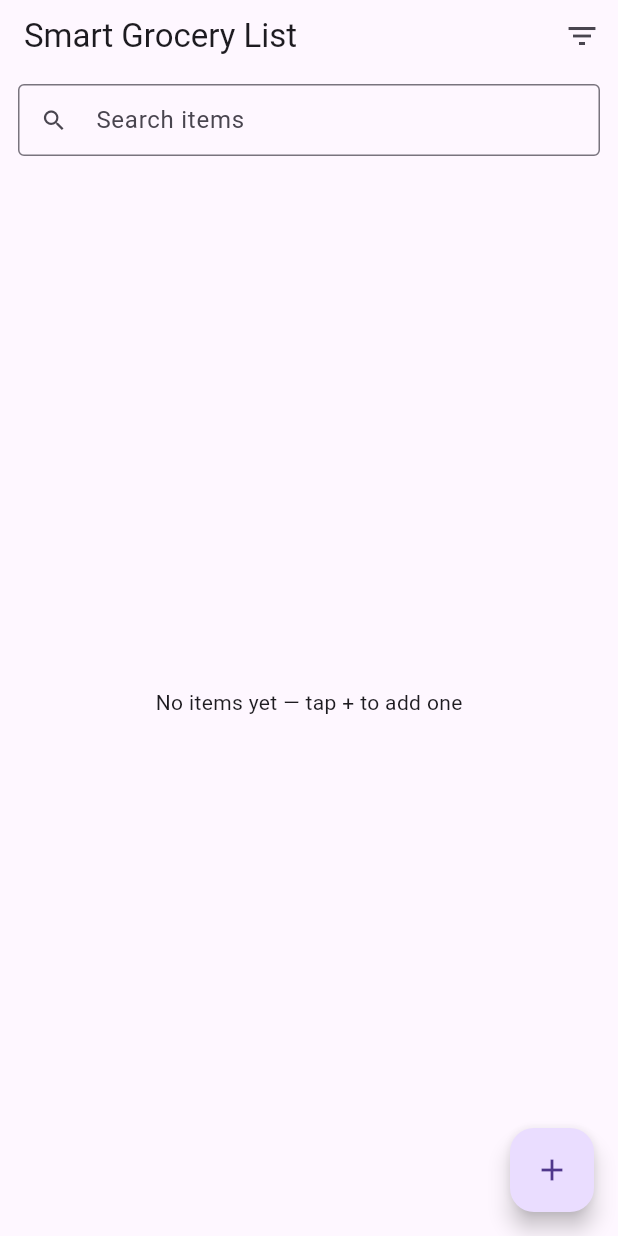
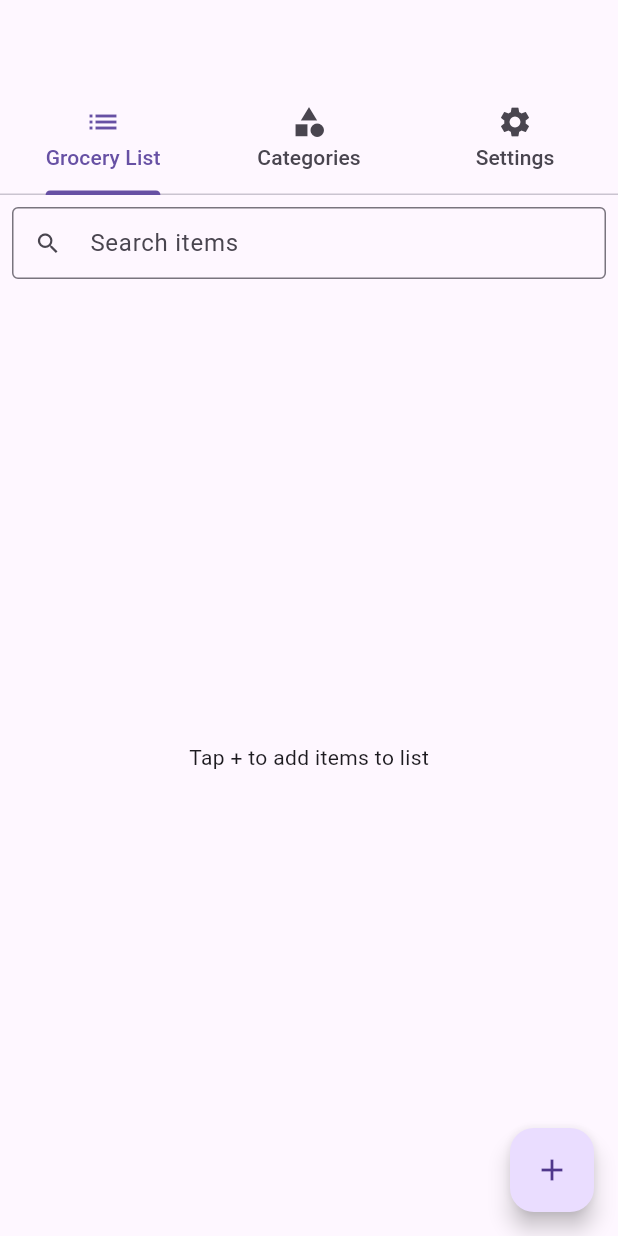
Before and after one commit to funkywhale/project01_groceryapp, a Flutter app: the screen it shows after launch, on a phone screen of 412 x 824 dp. Run offline on Flutter 3.47's test engine with Material 3 defaults, Android fonts, the phone set to English and light mode, and no system bars.

Commit message:
milestone 1 - basic functionality with tab navigation, settings screen placeholder

```diff
--- a/lib/main.dart
+++ b/lib/main.dart
@@ -1,6 +1,6 @@
 import 'package:flutter/material.dart';
 import 'models/grocery_list_model.dart';
-import 'screens/home_screen.dart';
+import 'screens/main_tabs.dart';
 
 void main() => runApp(const MyApp());
 
@@ -29,9 +29,8 @@ class _MyAppState extends State<MyApp> {
   @override
   Widget build(BuildContext context) {
     return MaterialApp(
-      title: 'Smart Grocery List',
       theme: ThemeData(primarySwatch: Colors.green),
-      home: HomeScreen(model: model),
+      home: MainTabs(model: model),
     );
   }
 }
--- a/lib/screens/home_screen.dart
+++ b/lib/screens/home_screen.dart
@@ -40,7 +40,6 @@ class _HomeScreenState extends State<HomeScreen> {
 
     return Scaffold(
       appBar: AppBar(
-        title: const Text('Smart Grocery List'),
         actions: [
           IconButton(
             onPressed: _openCategory,
@@ -64,7 +63,7 @@ class _HomeScreenState extends State<HomeScreen> {
         ),
       ),
       body: grouped.isEmpty
-          ? const Center(child: Text('No items yet — tap + to add one'))
+          ? const Center(child: Text('Tap + to add items to list'))
           : ListView.builder(
               itemCount: grouped.keys.length,
               itemBuilder: (context, idx) {
--- /dev/null
+++ b/lib/screens/main_tabs.dart
@@ -0,0 +1,221 @@
+import 'package:flutter/material.dart';
+import '../models/grocery_list_model.dart';
+import '../screens/add_edit_screen.dart';
+import '../widgets/grocery_tile.dart';
+
+class MainTabs extends StatefulWidget {
+  final GroceryListModel model;
+
+  const MainTabs({Key? key, required this.model}) : super(key: key);
+
+  @override
+  State<MainTabs> createState() => _MainTabsState();
+}
+
+class _MainTabsState extends State<MainTabs>
+    with SingleTickerProviderStateMixin {
+  late TabController _tabController;
+  String? _selectedCategory;
+
+  @override
+  void initState() {
+    super.initState();
+    _tabController = TabController(length: 3, vsync: this);
+  }
+
+  @override
+  void dispose() {
+    _tabController.dispose();
+    super.dispose();
+  }
+
+  void _openAdd() async {
+    await Navigator.of(context).push(
+      MaterialPageRoute(builder: (_) => AddEditScreen(model: widget.model)),
+    );
+    setState(() {});
+  }
+
+  void _onCategorySelected(String? category) {
+    setState(() {
+      _selectedCategory = (category == null || category.isEmpty)
+          ? null
+          : category;
+      _tabController.index = 0;
+    });
+  }
+
+  @override
+  Widget build(BuildContext context) {
+    return Scaffold(
+      appBar: AppBar(
+        bottom: TabBar(
+          controller: _tabController,
+          tabs: const [
+            Tab(icon: Icon(Icons.list), text: 'Grocery List'),
+            Tab(icon: Icon(Icons.category), text: 'Categories'),
+            Tab(icon: Icon(Icons.settings), text: 'Settings'),
+          ],
+        ),
+      ),
+      body: TabBarView(
+        controller: _tabController,
+        children: [
+          HomeTab(model: widget.model, selectedCategory: _selectedCategory),
+          CategoryTab(model: widget.model, onSelected: _onCategorySelected),
+          const SettingsTab(),
+        ],
+      ),
+      floatingActionButton: _tabController.index == 0
+          ? FloatingActionButton(
+              onPressed: _openAdd,
+              child: const Icon(Icons.add),
+            )
+          : null,
+    );
+  }
+}
+
+class HomeTab extends StatefulWidget {
+  final GroceryListModel model;
+  final String? selectedCategory;
+
+  const HomeTab({Key? key, required this.model, this.selectedCategory})
+    : super(key: key);
+
+  @override
+  State<HomeTab> createState() => _HomeTabState();
+}
+
+class _HomeTabState extends State<HomeTab> {
+  String _search = '';
+  String? _filterCategory;
+
+  @override
+  void initState() {
+    super.initState();
+    _filterCategory = widget.selectedCategory;
+  }
+
+  @override
+  void didUpdateWidget(covariant HomeTab oldWidget) {
+    super.didUpdateWidget(oldWidget);
+    if (oldWidget.selectedCategory != widget.selectedCategory) {
+      setState(() => _filterCategory = widget.selectedCategory);
+    }
+  }
+
+  @override
+  Widget build(BuildContext context) {
+    final grouped = widget.model.groupByCategory(
+      query: _search,
+      category: _filterCategory,
+    );
+
+    return Padding(
+      padding: const EdgeInsets.all(8.0),
+      child: Column(
+        children: [
+          TextField(
+            decoration: const InputDecoration(
+              hintText: 'Search items',
+              prefixIcon: Icon(Icons.search),
+              border: OutlineInputBorder(),
+              isDense: true,
+            ),
+            onChanged: (v) => setState(() => _search = v),
+          ),
+          const SizedBox(height: 8),
+          Expanded(
+            child: grouped.isEmpty
+                ? const Center(child: Text('Tap + to add items to list'))
+                : ListView.builder(
+                    itemCount: grouped.keys.length,
+                    itemBuilder: (context, idx) {
+                      final category = grouped.keys.elementAt(idx);
+                      final items = grouped[category]!;
+                      return Column(
+                        crossAxisAlignment: CrossAxisAlignment.start,
+                        children: [
+                          Padding(
+                            padding: const EdgeInsets.all(8.0),
+                            child: Text(
+                              category,
+                              style: Theme.of(context).textTheme.titleLarge,
+                            ),
+                          ),
+                          ...items.map(
+                            (it) => GroceryTile(
+                              item: it,
+                              onEdit: () async {
+                                await Navigator.of(context).push(
+                                  MaterialPageRoute(
+                                    builder: (_) => AddEditScreen(
+                                      model: widget.model,
+                                      item: it,
+                                    ),
+                                  ),
+                                );
+                                setState(() {});
+                              },
+                              onDelete: () {
+                                widget.model.removeItem(it.id);
+                                setState(() {});
+                              },
+                              onTogglePurchased: () {
+                                widget.model.togglePurchased(it.id);
+                                setState(() {});
+                              },
+                            ),
+                          ),
+                        ],
+                      );
+                    },
+                  ),
+          ),
+        ],
+      ),
+    );
+  }
+}
+
+class CategoryTab extends StatelessWidget {
+  final GroceryListModel model;
+  final void Function(String?) onSelected;
+
+  const CategoryTab({Key? key, required this.model, required this.onSelected})
+    : super(key: key);
+
+  @override
+  Widget build(BuildContext context) {
+    final counts = model.categoryCounts();
+    final categories = counts.keys.toList()..sort();
+
+    return ListView(
+      children: [
+        ListTile(
+          title: const Text('All items'),
+          subtitle: Text('${model.items.length} items'),
+          onTap: () => onSelected(''),
+        ),
+        const Divider(),
+        ...categories.map(
+          (c) => ListTile(
+            title: Text(c),
+            trailing: Text('${counts[c]}'),
+            onTap: () => onSelected(c),
+          ),
+        ),
+      ],
+    );
+  }
+}
+
+class SettingsTab extends StatelessWidget {
+  const SettingsTab({Key? key}) : super(key: key);
+
+  @override
+  Widget build(BuildContext context) {
+    return const Center(child: Text('Settings placeholder'));
+  }
+}
```
Also changed, not shown: 1 other file.
